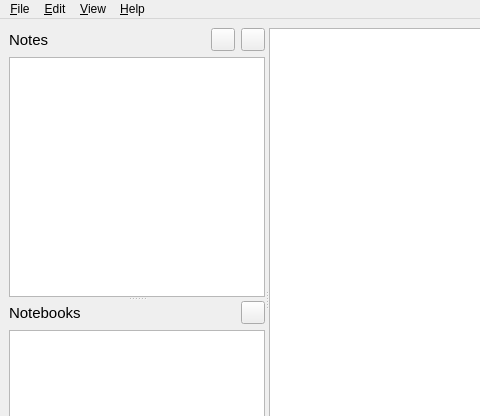
The window that src/ui/forms/mainwindow.ui (probonopd/sturdy) describes before a commit, drawn with Qt 5; both pictures show x 0 to 480 and y 0 to 416 of the 1000 by 600 pixel window.
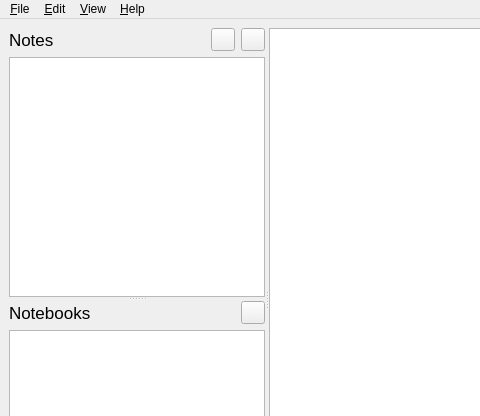
The same window after the commit. Icons and pictures are not drawn.

Commit message: [Ui] Selection widgets enhancements

What changed in the file:
```diff
--- a/src/ui/forms/mainwindow.ui
+++ b/src/ui/forms/mainwindow.ui
@@ -38,7 +38,7 @@
              </property>
              <property name="font">
               <font>
-               <pointsize>11</pointsize>
+               <pointsize>13</pointsize>
               </font>
              </property>
              <property name="text">
@@ -106,7 +106,7 @@
             <widget class="QLabel" name="lblNotebooks">
              <property name="font">
               <font>
-               <pointsize>11</pointsize>
+               <pointsize>13</pointsize>
               </font>
              </property>
              <property name="text">
```
Left out of the diff: 42 changed lines with no effect on the pictures. The commit also changes 4 other files.
